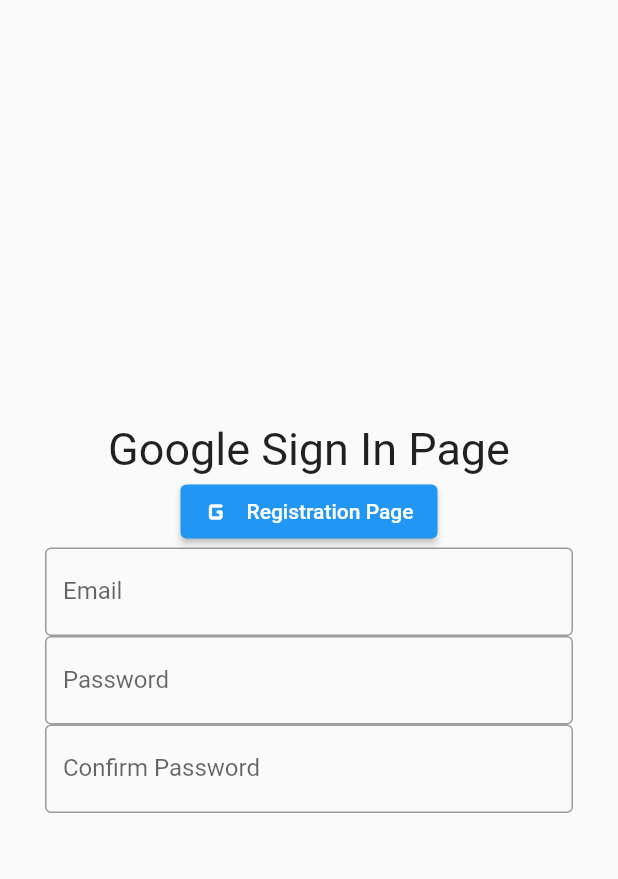
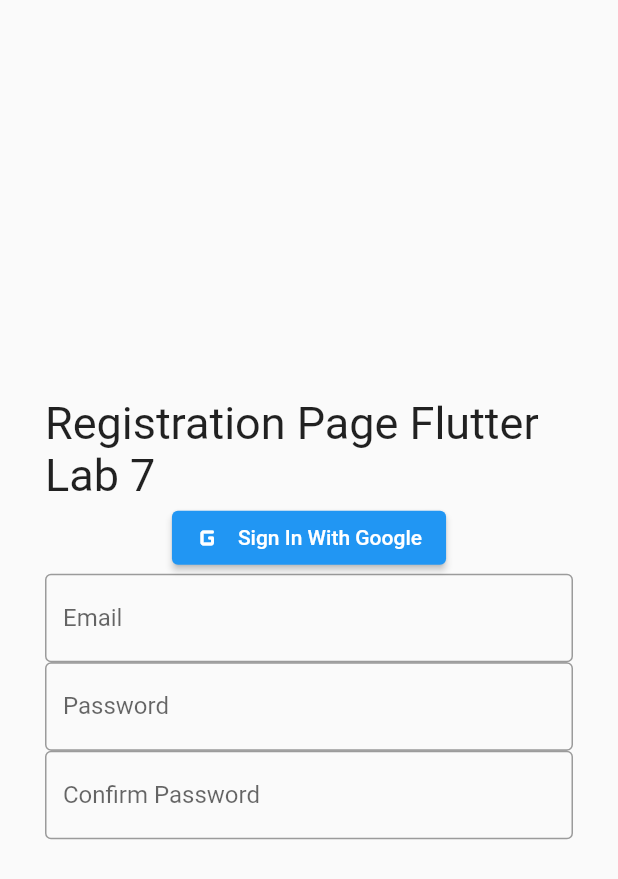
Before and after one commit to AshnahKhalidKhan/flutter_lab_6, a Flutter app: the screen it shows after launch, on a phone screen of 412 x 824 dp. Shown: the top 879 px of the screen. Run offline on Flutter 3.47's test engine with Material 2 defaults, Android fonts, the phone set to English and light mode, and no system bars; our stand-ins replace freezed_annotation, riverpod.

Commit message:
Minal fixed everything

```diff
--- /dev/null
+++ b/lib/User/Providers.dart
@@ -0,0 +1,5 @@
+import 'package:flutter_lab_6/Core/Network/API.dart';
+import 'package:riverpod/riverpod.dart';
+import 'package:http/http.dart' as http;
+
+final clientProvider = Provider<ApiClient>((_) => ApiClient(http.Client()));
--- /dev/null
+++ b/lib/User/user_view.dart
@@ -0,0 +1,91 @@
+import 'package:flutter/material.dart';
+
+class UserModelWidget extends StatefulWidget
+{
+  UserModelWidget({super.key});
+
+
+  final _email = TextEditingController();
+  final _password = TextEditingController();
+
+  @override
+  void dispose()
+  {
+    // Clean up the controller when the widget is disposed.
+    _email.dispose();
+    _password.dispose();
+    // super.dispose();
+  }
+
+
+  @override
+  State<UserModelWidget> createState() => _UserModelWidgetState();
+}
+
+class _UserModelWidgetState extends State<UserModelWidget>
+{
+  final _email = TextEditingController();
+  final _password = TextEditingController();
+
+  @override
+  void dispose()
+  {
+    // Clean up the controller when the widget is disposed.
+    _email.dispose();
+    _password.dispose();
+    // super.dispose();
+  }
+  Widget build(BuildContext context)
+  {
+    return Scaffold
+    (
+      body: Padding
+      (
+        padding: EdgeInsets.all(30.0),
+        child: Column
+        (
+          mainAxisAlignment: MainAxisAlignment.center,
+          crossAxisAlignment: CrossAxisAlignment.center,
+          children:
+          [
+            const Text('Registration Page Flutter Lab 7', style: TextStyle(fontSize: 30.0),),
+            ElevatedButton.icon
+            (
+              onPressed: () {},
+              icon: Icon(Icons.g_mobiledata_rounded),
+              label: Text('Sign In With Google')
+            ),
+            TextField
+            (
+              decoration: const InputDecoration
+              (
+                border: OutlineInputBorder(),
+                labelText: 'Email',
+              ),
+              controller: _email,
+            ),
+            TextField
+            (
+              obscureText: true,
+              decoration: const InputDecoration
+              (
+                border: OutlineInputBorder(),
+                labelText: 'Password',
+              ),
+              controller: _password,
+            ),
+            const TextField
+            (
+              obscureText: true,
+              decoration: InputDecoration
+              (
+                border: OutlineInputBorder(),
+                labelText: 'Confirm Password',
+              )
+            ),
+          ],
+        ),
+      ),
+    );
+  }
+}
--- a/lib/main.dart
+++ b/lib/main.dart
@@ -1,4 +1,6 @@
 import 'package:flutter/material.dart';
+import 'package:flutter_lab_6/Core/Model/user_model.dart';
+import 'package:flutter_lab_6/User/user_view.dart';
 // import 'package:flutter_lab_6/Authentication.dart';
 // import 'package:flutter_lab_6/FacebookSignInPage.dart';
 // import 'package:flutter_lab_6/FirebaseUser.dart';
@@ -53,73 +55,12 @@ class MainApp extends StatelessWidget
 {
   MainApp({super.key});
 
-  final _email = TextEditingController();
-  final _password = TextEditingController();
-
-  @override
-  void dispose()
-  {
-    // Clean up the controller when the widget is disposed.
-    _email.dispose();
-    _password.dispose();
-  }
-
-
   @override
   Widget build(BuildContext context)
   {
     return MaterialApp
     (
-      home: Scaffold
-    (
-      body: Padding
-      (
-        padding: EdgeInsets.all(30.0),
-        child: Column
-        (
-          mainAxisAlignment: MainAxisAlignment.center,
-          crossAxisAlignment: CrossAxisAlignment.center,
-          children:
-          [
-            const Text('Google Sign In Page', style: TextStyle(fontSize: 30.0),),
-            ElevatedButton.icon
-            (
-              onPressed: () {},
-              icon: Icon(Icons.g_mobiledata_rounded),
-              label: Text('Registration Page')
-            ),
-            TextField
-            (
-              decoration: const InputDecoration
-              (
-                border: OutlineInputBorder(),
-                labelText: 'Email',
-              ),
-              controller: _email,
-            ),
-            TextField
-            (
-              obscureText: true,
-              decoration: const InputDecoration
-              (
-                border: OutlineInputBorder(),
-                labelText: 'Password',
-              ),
-              controller: _password,
-            ),
-            const TextField
-            (
-              obscureText: true,
-              decoration: InputDecoration
-              (
-                border: OutlineInputBorder(),
-                labelText: 'Confirm Password',
-              )
-            ),
-          ],
-        ),
-      ),
-    )
+      home: UserModelWidget()
     );
   }
 }
```
Also changed, not shown: lib/Core/Model/user_model.dart (added, +133 -0 lines), lib/Core/Network/API.dart (added, +17 -0 lines), lib/Model/user_model.dart (deleted, +0 -9 lines), lib/Notes.txt (+13 -0 lines), lib/User/APIPageState.dart (added, +55 -0 lines), lib/User/States/States.dart (added, +16 -0 lines), lib/User/stateNotifier.dart (added, +36 -0 lines), lib/User/States/States.freezed.dart (added).
